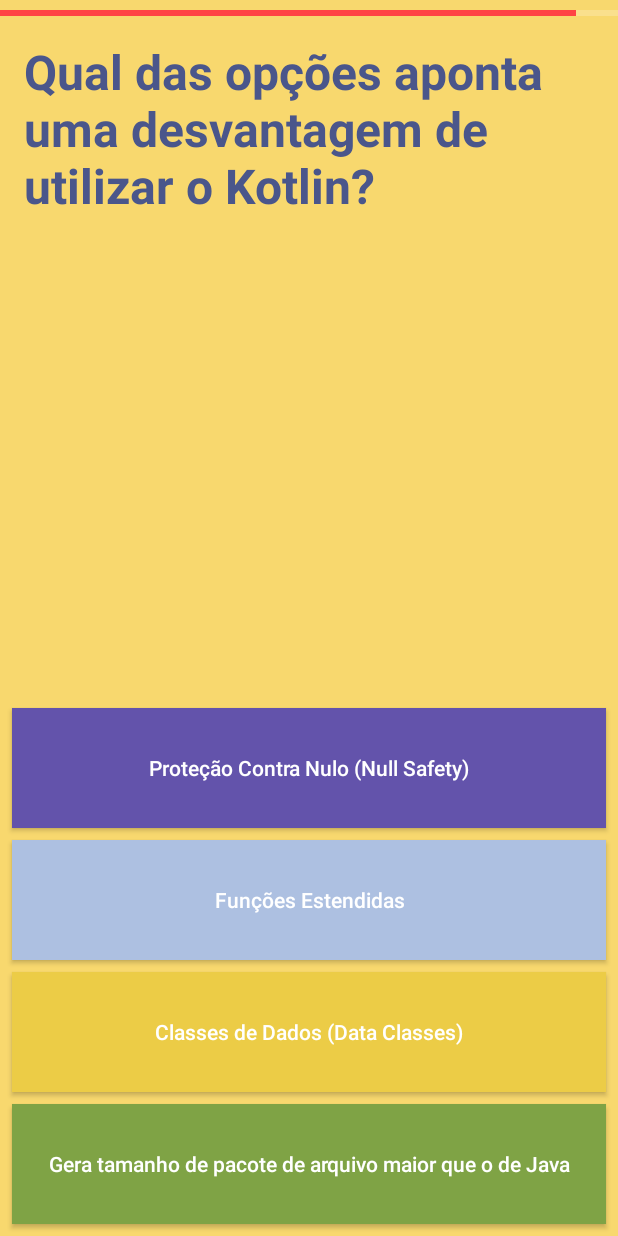
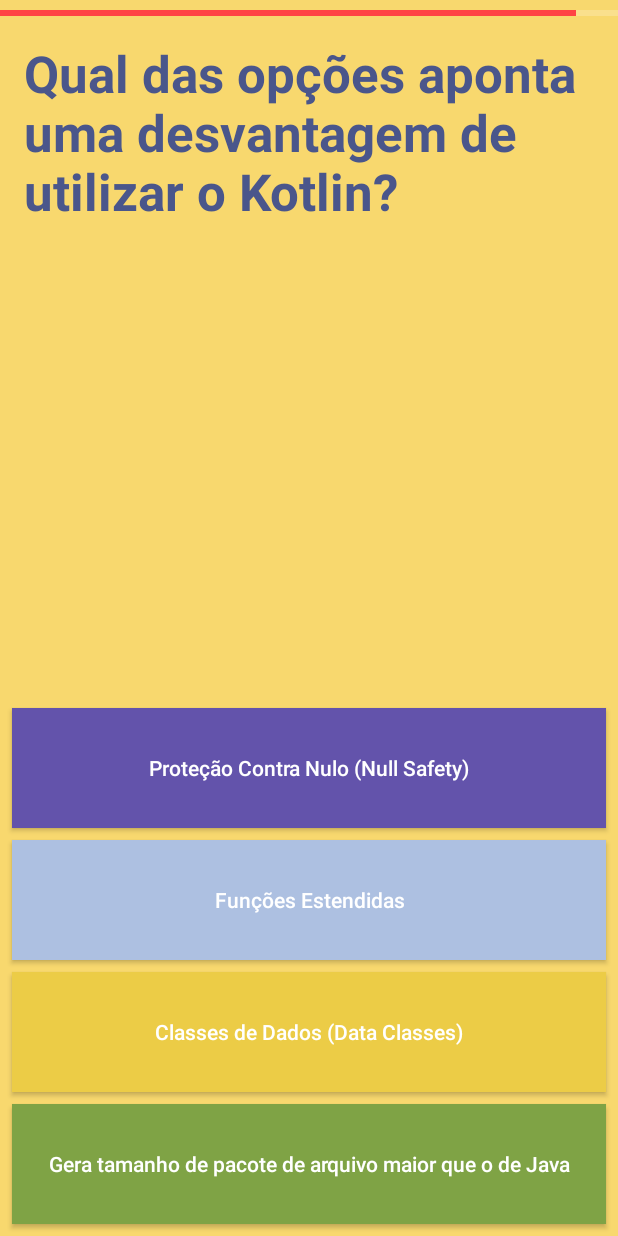
Before and after one commit to pedrohff/kotlinando, an Android app: the screen it shows after launch (ViewQuestao), after a tap on "JOGAR", on a phone screen of 412 x 824 dp. Run offline under Robolectric (Android 15) with nearby library versions, the phone set to English and light mode, and no system bars; our stand-ins replace Room's generated code; libraries missing offline, so code that uses them is left out: me.grantland.widget; 1 statement that could not run was skipped.

Commit message:
Ajuste e correção de bugs

```diff
--- a/app/build.gradle
+++ b/app/build.gradle
@@ -1,7 +1,5 @@
 apply plugin: 'com.android.application'
-
 apply plugin: 'kotlin-android'
-
 apply plugin: 'kotlin-android-extensions'
 
 android {
@@ -17,10 +15,10 @@
     buildTypes {
         release {
             postprocessing {
-                removeUnusedCode false
+                removeUnusedCode true
                 removeUnusedResources false
                 obfuscate false
-                optimizeCode false
+                optimizeCode true
                 proguardFile 'proguard-rules.pro'
             }
         }
--- a/app/src/main/java/com/kotlinquiz/dao/LogQuestaoDao.kt
+++ b/app/src/main/java/com/kotlinquiz/dao/LogQuestaoDao.kt
@@ -17,4 +17,6 @@
     @Update(onConflict = REPLACE)
     fun update(log: LogQuestao)
 
+    @Query("delete from logQuestao")
+    fun deleteAll()
 }
--- a/app/src/main/java/com/kotlinquiz/dao/LogQuestaoDatabase.kt
+++ b/app/src/main/java/com/kotlinquiz/dao/LogQuestaoDatabase.kt
@@ -24,7 +24,8 @@
 
         fun getDB(context: Context) : LogQuestaoDatabase {
             if(INSTANCE == null) {
-                INSTANCE = Room.databaseBuilder(context.applicationContext, LogQuestaoDatabase::class.java, databaseName).fallbackToDestructiveMigration().allowMainThreadQueries().build()
+                INSTANCE = Room.databaseBuilder(context.applicationContext,
+                        LogQuestaoDatabase::class.java, databaseName).fallbackToDestructiveMigration().allowMainThreadQueries().build()
             }
             return INSTANCE as LogQuestaoDatabase
         }
@@ -33,15 +34,4 @@
             INSTANCE = null
         }
     }
-
-    /*companion object{
-
-
-        var dbInstance:LogQuestaoDao? = null
-        fun getInstance(context: Context):LogQuestaoDao?{
-            if(dbInstance == null)
-                dbInstance = Room.inMemoryDatabaseBuilder(context, LogQuestaoDatabase::class.java).build().logQuestaoDao()
-            return dbInstance;
-        }
-    }*/
 }
--- a/app/src/main/java/com/kotlinquiz/dao/QuestaoDao.kt
+++ /dev/null
@@ -1,16 +0,0 @@
-package com.kotlinquiz.dao
-
-/**
- * Created by pedro on 07/11/17.
- */
-/*@Dao interface QuestaoDao {
-
-    @Query("select * from questao")
-    fun getAll() : List<Questao>
-
-    @Insert(onConflict = OnConflictStrategy.REPLACE)
-    fun save(q: Questao)
-
-    @Update(onConflict = OnConflictStrategy.REPLACE)
-    fun update(q: Questao)
-}*/
--- a/app/src/main/java/com/kotlinquiz/dao/QuestaoDatabase.kt
+++ /dev/null
@@ -1,11 +0,0 @@
-package com.kotlinquiz.dao
-
-/**
- * Created by pedro on 07/11/17.
- */
-
-//@Database(entities = arrayOf(Questao::class), version = 1, exportSchema = false)
-//@TypeConverters(StringConverter::class)
-/*abstract class QuestaoDatabase  {
-    abstract fun questaoDao() : QuestaoDao
-}*/
--- a/app/src/main/java/com/kotlinquiz/ext/Extensions.kt
+++ b/app/src/main/java/com/kotlinquiz/ext/Extensions.kt
@@ -35,3 +35,8 @@
     val db = LogQuestaoDatabase.getDB(context)
     return db.logQuestaoDao().getAll()
 }
+
+fun deleteAll(context: Context) {
+    val db = LogQuestaoDatabase.getDB(context)
+    db.logQuestaoDao().deleteAll()
+}
--- a/app/src/main/java/com/kotlinquiz/model/LogQuestao.kt
+++ b/app/src/main/java/com/kotlinquiz/model/LogQuestao.kt
@@ -7,6 +7,7 @@
 import com.kotlinquiz.R
 import java.io.InputStream
 import java.io.Serializable
+
 
 @Entity(tableName = "logQuestao")
 data class LogQuestao(var questaoId: Int? = 0, var resposta:String?, var tempoResposta:Int = 0, var pontuacao:Double = 0.0) : Serializable {
--- a/app/src/main/java/com/kotlinquiz/view/MainActivity.kt
+++ b/app/src/main/java/com/kotlinquiz/view/MainActivity.kt
@@ -3,10 +3,13 @@
 import android.content.Intent
 import android.media.MediaPlayer
 import android.os.Bundle
+import android.support.v7.app.AlertDialog
 import android.support.v7.app.AppCompatActivity
+import android.view.View
 import android.view.animation.Animation
 import android.view.animation.ScaleAnimation
 import com.kotlinquiz.R
+import com.kotlinquiz.ext.deleteAll
 import com.kotlinquiz.ext.loadLogs
 import com.kotlinquiz.model.LogQuestao
 import kotlinx.android.synthetic.main.activity_main.*
@@ -24,15 +27,16 @@
             val intent = Intent(this, ViewQuestao::class.java)
             startActivity(intent)
         }
+        animarBotao()
+        atualizarPontucao()
+    }
 
+    private fun atualizarPontucao() {
         val pontuacao: Double?
         val listLog = loadLogs(this)
         pontuacao = listLog.fold(0.0) { acc: Double, logQuestao: LogQuestao -> acc + logQuestao.pontuacao }
-
         val x = pontuacao.toInt()
         tvPontuacao.text = x.toString()
-        animarBotao()
-
     }
 
 
@@ -85,4 +89,17 @@
             }
         }
     }
+
+    fun img_buttonClick(v: View?) {
+        val dialog = AlertDialog.Builder(this)
+        dialog.setMessage(R.string.deletar_pontuacao)
+                .setTitle(R.string.app_name)
+                .setPositiveButton(android.R.string.yes, { dialogInterface, i ->
+                    deleteAll(this@MainActivity)
+                    atualizarPontucao()
+                })
+                .setNegativeButton(android.R.string.no, null)
+                .create()
+        dialog.show()
+    }
 }
--- a/app/src/main/java/com/kotlinquiz/view/ViewQuestao.kt
+++ b/app/src/main/java/com/kotlinquiz/view/ViewQuestao.kt
@@ -14,6 +14,7 @@
 import me.grantland.widget.AutofitHelper
 import java.io.InputStream
 import java.util.*
+
 
 
 class ViewQuestao(var questao: Questao = Questao()) : AppCompatActivity(), MediaPlayer.OnPreparedListener {
@@ -38,7 +39,7 @@
     }
 
     private fun updateAction() {
-        if (barra.progress == 0) {
+        if (tik_tak_music?.currentPosition!! >= tik_tak_music?.duration!!) {
             pararMusica()
             validaQuestao(null)
         }
@@ -46,7 +47,7 @@
 
 
     fun getVolume(): Float {
-        val currVolume = 10.0f
+        val currVolume = 5.0f
         val maxVolume = 15.0f
         return currVolume / maxVolume
     }
@@ -55,6 +56,7 @@
         super.onCreate(savedInstanceState)
         setContentView(R.layout.activity_view_questao)
         AutofitHelper.create(tvPergunta)
+
         tik_tak_music = MediaPlayer.create(this, R.raw.questoes_music)
         tik_tak_music?.setVolume(getVolume(), getVolume())
         tik_tak_music?.setOnPreparedListener(this)
@@ -109,6 +111,7 @@
 
     fun setQuestao() {
         tvPergunta.text = questao.pergunta
+//        AutofitHelper.create(tvPergunta)
         resp1.text = questao.opcoes[0]
         resp2.text = questao.opcoes[1]
         resp3.text = questao.opcoes[2]
@@ -117,7 +120,7 @@
 
     fun validaQuestao(resp:String?) {
 
-        val segundos = (barra.progress / 1000) % 60
+        val segundos = ((tik_tak_music?.duration!! - tik_tak_music?.currentPosition!!) / 1000) % 60
         val log = LogQuestao(questaoId = questao.codigo, resposta = resp, tempoResposta = segundos)
         if(resp==null)
             log.tempoResposta = 0
@@ -131,25 +134,6 @@
         finish()
     }
 
-    /*fun fadeAnimation(v: View, time: Long){
-        val fadeOut = ObjectAnimator.ofFloat(v, "alpha", 1f, .3f)
-        fadeOut.duration = time
-        val fadeIn = ObjectAnimator.ofFloat(v, "alpha", .3f, 1f)
-        fadeIn.duration = time
-
-        val mAnimationSet = AnimatorSet()
-
-        mAnimationSet.play(fadeIn).after(fadeOut)
-
-        mAnimationSet.addListener(object : AnimatorListenerAdapter() {
-            override fun onAnimationEnd(animation: Animator) {
-                super.onAnimationEnd(animation)
-                mAnimationSet.start()
-            }
-        })
-        mAnimationSet.start()
-    }*/
-
     //MediaPlayer
     override fun onPrepared(p0: MediaPlayer?) {
         duration = tik_tak_music?.duration ?: 0
--- a/app/src/main/res/layout-v21/activity_view_questao.xml
+++ /dev/null
@@ -1,128 +0,0 @@
-<?xml version="1.0" encoding="utf-8"?>
-<android.support.constraint.ConstraintLayout xmlns:android="http://schemas.android.com/apk/res/android"
-    xmlns:app="http://schemas.android.com/apk/res-auto"
-    xmlns:tools="http://schemas.android.com/tools"
-    android:layout_width="match_parent"
-    android:layout_height="match_parent"
-    android:background="@color/colorBackground"
-    tools:context=".view.ViewQuestao"
-    tools:layout_editor_absoluteY="25dp">
-
-    <android.support.constraint.Guideline
-        android:id="@+id/guideline"
-        android:layout_width="wrap_content"
-        android:layout_height="wrap_content"
-        android:orientation="vertical"
-        app:layout_constraintGuide_end="344dp" />
-
-    <android.support.constraint.Guideline
-        android:id="@+id/guideline2"
-        android:layout_width="wrap_content"
-        android:layout_height="wrap_content"
-        android:orientation="vertical"
-        app:layout_constraintGuide_end="16dp" />
-
-    <ProgressBar
-        android:id="@+id/barra"
-        style="?android:attr/progressBarStyleHorizontal"
-        android:layout_width="0dp"
-        android:layout_height="18dp"
-        android:maxHeight="20dp"
-
-        android:minHeight="20dp"
-        android:progress="50"
-        android:progressTint="@android:color/holo_red_light"
-        app:layout_constraintLeft_toLeftOf="parent"
-        app:layout_constraintRight_toRightOf="parent"
-        app:layout_constraintTop_toTopOf="parent" />
-
-    <TextView
-        android:id="@+id/tvPergunta"
-        android:layout_width="0dp"
-        android:layout_height="137dp"
-        android:layout_marginEnd="16dp"
-        android:layout_marginStart="16dp"
-        android:layout_marginTop="8dp"
-        android:autoSizeMaxTextSize="100sp"
-        android:autoSizeMinTextSize="12sp"
-        android:autoSizeStepGranularity="4sp"
-        android:autoSizeTextType="uniform"
-        android:text="TextView\ntv\ntvtvtvtvtvtvtv\ntvtvtvtvtvtvtvttt"
-        android:textColor="@color/colorTextPrimary"
-        android:textSize="28sp"
-        android:textStyle="bold"
-        app:layout_constraintEnd_toEndOf="parent"
-        app:layout_constraintHorizontal_bias="0.0"
-        app:layout_constraintLeft_toLeftOf="parent"
-        app:layout_constraintRight_toRightOf="parent"
-        app:layout_constraintStart_toStartOf="parent"
-        app:layout_constraintTop_toBottomOf="@+id/barra" />
-
-    <Button
-        android:id="@+id/resp1"
-        android:layout_width="0dp"
-        android:layout_height="80dp"
-        android:layout_marginBottom="8dp"
-        android:layout_marginEnd="8dp"
-        android:layout_marginStart="8dp"
-        android:background="@color/colorBotao1"
-        android:text="Button"
-        android:textAlignment="center"
-        android:textAllCaps="false"
-        android:textColor="@color/colorWhite"
-        android:textSize="14sp"
-        app:layout_constraintBottom_toTopOf="@+id/resp2"
-        app:layout_constraintEnd_toEndOf="parent"
-        app:layout_constraintStart_toStartOf="parent" />
-
-    <Button
-        android:id="@+id/resp2"
-        android:layout_width="0dp"
-        android:layout_height="80dp"
-        android:layout_marginBottom="8dp"
-        android:layout_marginEnd="8dp"
-        android:layout_marginStart="8dp"
-        android:background="@color/colorBotao2"
-        android:text="Button"
-        android:textAlignment="center"
-        android:textAllCaps="false"
-        android:textColor="@color/colorWhite"
-        android:textSize="14sp"
-        app:layout_constraintBottom_toTopOf="@+id/resp3"
-        app:layout_constraintEnd_toEndOf="parent"
-        app:layout_constraintStart_toStartOf="parent" />
-
-    <Button
-        android:id="@+id/resp3"
-        android:layout_width="0dp"
-        android:layout_height="80dp"
-        android:layout_marginBottom="8dp"
-        android:layout_marginEnd="8dp"
-        android:layout_marginStart="8dp"
-        android:background="@color/colorBotao3"
-        android:text="Button"
-        android:textAlignment="center"
-        android:textAllCaps="false"
-        android:textColor="@color/colorWhite"
-        android:textSize="14sp"
-        app:layout_constraintBottom_toTopOf="@+id/resp4"
-        app:layout_constraintEnd_toEndOf="parent"
-        app:layout_constraintStart_toStartOf="parent" />
-
-    <Button
-        android:id="@+id/resp4"
-        android:layout_width="0dp"
-        android:layout_height="80dp"
-        android:layout_marginBottom="8dp"
-        android:layout_marginEnd="8dp"
-        android:layout_marginStart="8dp"
-        android:background="@color/colorBotao4"
-        android:text="Button"
-        android:textAlignment="center"
-        android:textAllCaps="false"
-        android:textColor="@color/colorWhite"
-        android:textSize="14sp"
-        app:layout_constraintBottom_toBottomOf="parent"
-        app:layout_constraintEnd_toEndOf="parent"
-        app:layout_constraintStart_toStartOf="parent" />
-</android.support.constraint.ConstraintLayout>
--- a/app/src/main/res/layout-v26/activity_view_questao.xml
+++ b/app/src/main/res/layout-v26/activity_view_questao.xml
@@ -44,20 +44,19 @@
         android:layout_marginStart="16dp"
         android:layout_marginTop="8dp"
         android:autoSizeMaxTextSize="100sp"
-        android:autoSizeMinTextSize="12sp"
-        android:autoSizeStepGranularity="4sp"
+        android:autoSizeMinTextSize="18sp"
+        android:autoSizeStepGranularity="2sp"
         android:autoSizeTextType="uniform"
-        android:text="TextView\ntv\ntvtvtvtvtvtvtv\ntvtvtvtvtvtvtvttt"
+        android:text="@string/txt_aprendendo"
         android:textColor="@color/colorTextPrimary"
-        android:textSize="28sp"
+        android:textSize="14sp"
         android:textStyle="bold"
         app:layout_constraintEnd_toEndOf="parent"
         app:layout_constraintHorizontal_bias="0.0"
         app:layout_constraintLeft_toLeftOf="parent"
         app:layout_constraintRight_toRightOf="parent"
         app:layout_constraintStart_toStartOf="parent"
-        app:layout_constraintTop_toBottomOf="@+id/barra"
-        tools:ignore="HardcodedText" />
+        app:layout_constraintTop_toBottomOf="@+id/barra" />
 
     <Button
         android:id="@+id/resp1"
--- a/app/src/main/res/layout/activity_main.xml
+++ b/app/src/main/res/layout/activity_main.xml
@@ -19,7 +19,7 @@
         android:layout_marginRight="16dp"
         android:layout_marginTop="16dp"
         android:alpha="0.9"
-        android:contentDescription="Botao Jogar"
+        android:contentDescription="@string/botao_jogar"
         android:scaleType="centerCrop"
         app:layout_constraintBottom_toTopOf="@+id/btJogar"
         app:layout_constraintRight_toRightOf="parent"
@@ -81,8 +81,8 @@
         android:layout_marginEnd="8dp"
         android:layout_marginRight="8dp"
         android:layout_marginTop="8dp"
+        android:contentDescription="@string/logo_do_kotlinando"
         android:scaleType="fitCenter"
-        android:contentDescription="Logo do Kotlinando"
         app:layout_constraintBottom_toTopOf="@+id/btJogar"
         app:layout_constraintEnd_toEndOf="@+id/imageView2"
         app:layout_constraintLeft_toLeftOf="parent"
@@ -90,4 +90,14 @@
         app:layout_constraintVertical_bias="0.988"
         app:srcCompat="@drawable/logo" />
 
+    <ImageView
+        android:id="@+id/img_button_restart"
+        android:layout_width="55dp"
+        android:layout_height="56dp"
+        android:layout_marginTop="8dp"
+        android:onClick="img_buttonClick"
+        app:layout_constraintStart_toStartOf="parent"
+        app:layout_constraintTop_toTopOf="parent"
+        app:srcCompat="@drawable/ic_restart" />
+
 </android.support.constraint.ConstraintLayout>
--- a/app/src/main/res/layout/activity_view_questao.xml
+++ b/app/src/main/res/layout/activity_view_questao.xml
@@ -43,21 +43,16 @@
         android:layout_marginEnd="16dp"
         android:layout_marginStart="16dp"
         android:layout_marginTop="8dp"
-        android:autoSizeMaxTextSize="100sp"
-        android:autoSizeMinTextSize="12sp"
-        android:autoSizeStepGranularity="4sp"
-        android:autoSizeTextType="uniform"
-        android:text="TextView\ntv\ntvtvtvtvtvtvtv\ntvtvtvtvtvtvtvttt"
+        android:text="@string/txt_aprendendo"
         android:textColor="@color/colorTextPrimary"
-        android:textSize="28sp"
+        android:textSize="18sp"
         android:textStyle="bold"
         app:layout_constraintEnd_toEndOf="parent"
         app:layout_constraintHorizontal_bias="0.0"
         app:layout_constraintLeft_toLeftOf="parent"
         app:layout_constraintRight_toRightOf="parent"
         app:layout_constraintStart_toStartOf="parent"
-        app:layout_constraintTop_toBottomOf="@+id/barra"
-        tools:ignore="HardcodedText" />
+        app:layout_constraintTop_toBottomOf="@+id/barra" />
 
     <Button
         android:id="@+id/resp1"
--- a/app/src/main/res/values/strings.xml
+++ b/app/src/main/res/values/strings.xml
@@ -4,4 +4,7 @@
     <string name="pontuacao_inicial">0000</string>
     <string name="txt_pontuacao">Pontuação:</string>
     <string name="txt_jogar">Jogar</string>
+    <string name="logo_do_kotlinando">Logo do Kotlinando</string>
+    <string name="botao_jogar">Botao Jogar</string>
+    <string name="deletar_pontuacao">Deseja realmente zerar a sua pontuação?</string>
 </resources>
```
Also changed, not shown: app/src/main/java/com/kotlinquiz/model/Questao.kt (+6 -2 lines).
